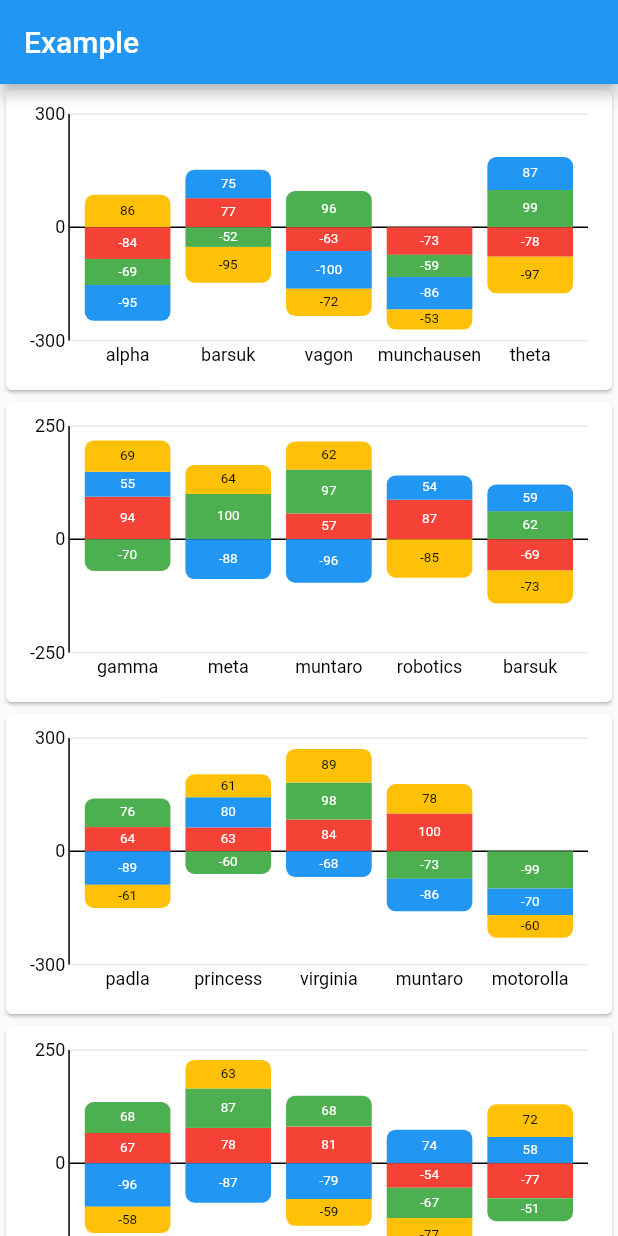
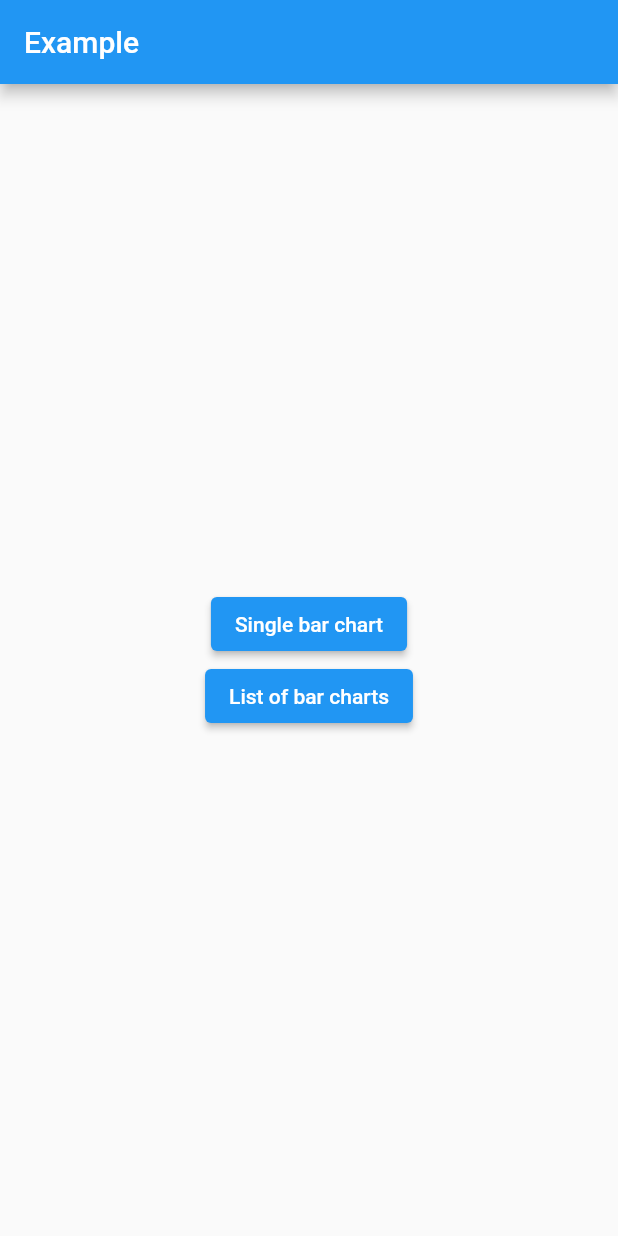
Before and after one commit to darkstarx/fast_charts, a Flutter app: the screen it shows after launch, on a phone screen of 412 x 824 dp. Run offline on Flutter 3.47's test engine with Material 2 defaults, Android fonts, the phone set to English and light mode, and no system bars.

Commit message:
Extend example.

```diff
--- a/example/lib/main.dart
+++ b/example/lib/main.dart
@@ -1,8 +1,7 @@
-import 'dart:math';
+import 'package:flutter/material.dart';
 
-import 'package:bar_charts/bar_charts.dart';
-import 'package:flutter/material.dart';
-import 'package:intl/intl.dart';
+import 'pages/list.dart';
+import 'pages/single.dart';
 
 
 void main()
@@ -24,6 +23,8 @@ class MyApp extends StatelessWidget
       themeMode: ThemeMode.system,
       routes: {
         '/example': (context) => const ExamplePage(),
+        '/example/single': (context) => const SingleChartPage(),
+        '/example/list': (context) => const ChartListPage(),
       },
       initialRoute: '/example',
     );
@@ -31,131 +32,34 @@ class MyApp extends StatelessWidget
 }
 
 
-class ExamplePage extends StatefulWidget
+class ExamplePage extends StatelessWidget
 {
   const ExamplePage({ super.key });
-
-  @override
-  State<ExamplePage> createState() => _ExamplePageState();
-}
-
-
-class _ExamplePageState extends State<ExamplePage>
-{
-  static final random = Random();
-
-  static int generateRndInt({
-    final int min = 0,
-    final int max = 100,
-  }) => min + random.nextInt(max - min + 1);
-
-  static int get rndInt
-  {
-    final z = random.nextBool();
-    if (z) {
-      final value = generateRndInt(min: -100, max: -50);
-      return value == -50 ? 0 : value;
-    } else {
-      final value = generateRndInt(min: 50, max: 100);
-      return value == 50 ? 0 : value;
-    }
-  }
-
-  static const names = [
-    'alpha', 'beta', 'gamma', 'theta', 'meta', 'brutto', 'robotics', 'muntaro',
-    'slavyanska jidica', 'barsuk', 'barsuchya nora', 'virginia', 'baalbek',
-    'motorolla', 'munchausen', 'baron', 'vagon', 'padma', 'padla', 'princess',
-  ];
-
-  static double getMeasure(final int value) => value.toDouble();
-
-  static ChartLabel getLabel(final int value, final Color color)
-  {
-    final brightness = ThemeData.estimateBrightnessForColor(color);
-    return ChartLabel('$value',
-      style: TextStyle(
-        fontSize: 9,
-        color: brightness == Brightness.dark
-          ? Colors.white
-          : Colors.black,
-      ),
-      position: LabelPosition.inside,
-      alignment: Alignment.center,
-    );
-  }
-
-  List<Series<String, int>> get rndSeries
-  {
-    const colors = [ Colors.red, Colors.green, Colors.blue, Colors.amber ];
-    final n = names.toList();
-    final d = List.generate(5, (_) => n.removeAt(random.nextInt(n.length)));
-    final result = colors
-      .map((color) => Series(
-        data: { d[0]: rndInt, d[1]: rndInt, d[2]: rndInt, d[3]: rndInt, d[4]: rndInt },
-        color: color,
-        measureAccessor: getMeasure,
-        labelAccessor: (value) => getLabel(value, color),
-      ))
-      .toList();
-    return result;
-  }
-
-  @override
-  void initState()
-  {
-    super.initState();
-    _data = List.generate(100, (_) => rndSeries);
-  }
 
   @override
   Widget build(final BuildContext context)
   {
     return Scaffold(
       appBar: AppBar(title: const Text('Example')),
-      body: Scrollbar(
-        // child: buildFullListView(context),
-        child: buildGenerativeListView(context),
-      ),
-    );
-  }
-
-  Widget buildFullListView(final BuildContext context)
-  {
-    return SingleChildScrollView(child: Column(
-      children: List.generate(_data.length, (i) => buildCard(context, i)),
-    ));
-  }
-
-  Widget buildGenerativeListView(final BuildContext context)
-  {
-    return ListView.builder(
-      itemCount: _data.length,
-      itemBuilder: (context, index) => buildCard(context, index),
-    );
-  }
-
-  Widget buildCard(final BuildContext context, final int index)
-  {
-    final number = NumberFormat.compact(locale: 'ru');
-    return Card(
-      child: SizedBox(
-        height: 200,
-        child: BarChart(
-          data: _data[index],
-          measureFormatter: number.format,
-          valueAxis: Axis.vertical,
-          inverted: false,
-          // crossAxisLabelsOffset: 4.0,
-          // crossAxisWidth: 70,
-          // minTickSpacing: 50,
-          barPadding: 10,
-          barSpacing: 10,
-          padding: const EdgeInsets.all(16.0),
-          radius: const Radius.circular(6),
+      body: Padding(
+        padding: const EdgeInsets.all(8.0),
+        child: Center(
+          child: Column(
+            mainAxisAlignment: MainAxisAlignment.center,
+            crossAxisAlignment: CrossAxisAlignment.center,
+            children: [
+              ElevatedButton(
+                onPressed: () => Navigator.of(context).pushNamed('/example/single'),
+                child: const Text('Single bar chart'),
+              ),
+              ElevatedButton(
+                onPressed: () => Navigator.of(context).pushNamed('/example/list'),
+                child: const Text('List of bar charts'),
+              ),
+            ],
+          ),
         ),
       ),
     );
   }
-
-  late final List<List<Series<String, int>>> _data;
 }
```
Also changed, not shown: example/lib/pages/list.dart (added, +135 -0 lines), example/lib/pages/single.dart (added, +125 -0 lines).
